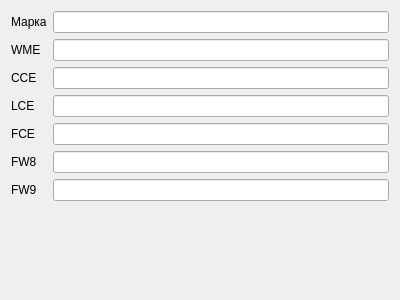
Old version of the form gui/AddMachine.ui in the repository Kroshy1984/MIOM.
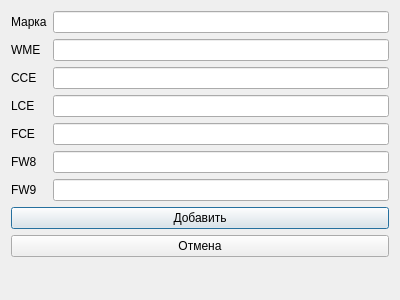
New version of the form.

Commit message: Add functions for adding records

What changed in the file:
```diff
--- a/gui/AddMachine.ui
+++ b/gui/AddMachine.ui
@@ -91,6 +91,20 @@
      </item>
     </layout>
    </item>
+   <item>
+    <widget class="QPushButton" name="pushButtonAdd">
+     <property name="text">
+      <string>Добавить</string>
+     </property>
+    </widget>
+   </item>
+   <item>
+    <widget class="QPushButton" name="pushButtonClose">
+     <property name="text">
+      <string>Отмена</string>
+     </property>
+    </widget>
+   </item>
    <item>
     <spacer name="verticalSpacer">
      <property name="orientation">
```
The commit also changes 2 other files.
